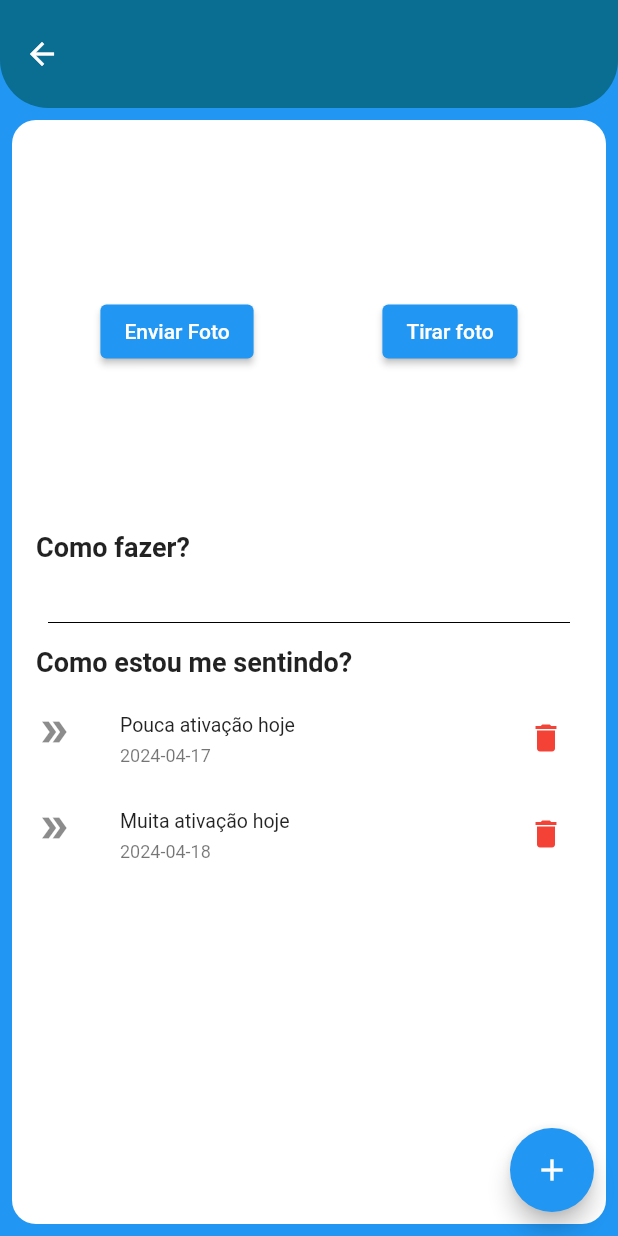
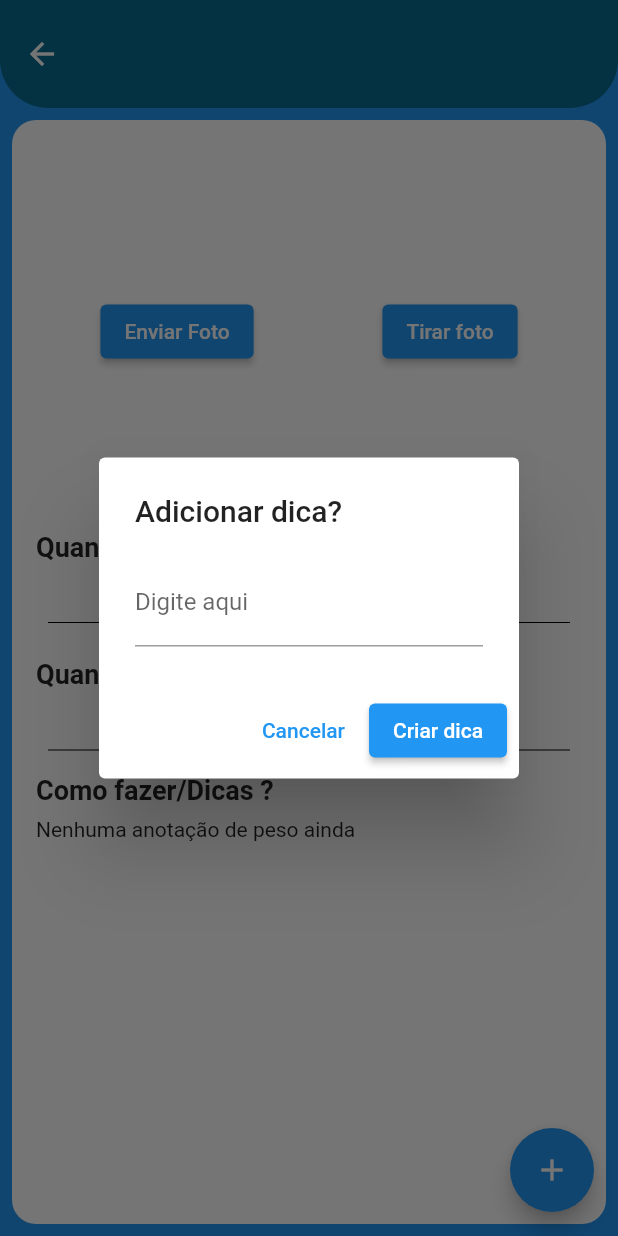
Before and after one commit to ivanbap/Muscle-App, a Flutter app: the ExercicioTela screen opened directly with empty values, after a tap on the "add" icon, on a phone screen of 412 x 824 dp. Run offline on Flutter 3.47's test engine with Material 2 defaults, Android fonts, the phone set to English and light mode, and no system bars; our stand-ins replace cloud_firestore, firebase_auth, firebase_core; accounts and stored records are empty; generated files the repository leaves out were written again.

```diff
--- /dev/null
+++ b/lib/componentes/adicionar_editar_sentimento_modal.dart
@@ -0,0 +1,63 @@
+import 'package:flutter/material.dart';
+import 'package:teste/componentes/adicionar_editar_exercicio_modal.dart';
+import 'package:teste/modelos/exercicio_modelo.dart';
+import 'package:teste/modelos/sentimento_modelo.dart';
+import 'package:teste/servicos/sentimento_servico.dart';
+import 'package:uuid/uuid.dart';
+
+Future<dynamic> mostrarAdicionarEditarSentimentoDialog(
+  BuildContext context, {
+  required String idExercicio,
+  SentimentoModelo? sentimentoModelo,
+}) {
+  return showDialog(
+    context: context,
+    builder: (context) {
+      TextEditingController sentimentoController = TextEditingController();
+
+      if (sentimentoModelo != null) {
+        sentimentoController.text = sentimentoModelo.sentindo;
+      }
+
+      return AlertDialog(
+        title: const Text("Adicionar dica?"),
+        content: TextFormField(
+          controller: sentimentoController,
+          decoration: const InputDecoration(
+            label: Text("Digite aqui"),
+          ),
+          maxLines: null,
+        ),
+        actions: [
+          TextButton(
+            onPressed: () {
+              Navigator.pop(context);
+            },
+            child: const Text("Cancelar"),
+          ),
+          ElevatedButton(
+            onPressed: () {
+              SentimentoModelo sentimento = SentimentoModelo(
+                id: const Uuid().v1(),
+                sentindo: sentimentoController.text,
+                data: DateTime.now().toString(),
+              );
+              if (sentimentoModelo != null) {
+                sentimento.id = sentimentoModelo.id;
+              }
+
+              SentimentoServico().adicionarSentimento(
+                idExercicio: idExercicio,
+                sentimentoModelo: sentimento,
+              );
+
+              Navigator.pop(context);
+            },
+            child:
+                Text((sentimentoModelo != null) ? "Editar dica" : "Criar dica"),
+          ),
+        ],
+      );
+    },
+  );
+}
--- a/lib/componentes/inicio_lista_widgets.dart
+++ b/lib/componentes/inicio_lista_widgets.dart
@@ -3,7 +3,7 @@ import 'package:teste/_comun/minhas_cores.dart';
 import 'package:teste/modelos/exercicio_modelo.dart';
 import 'package:teste/servicos/exercicio_servico.dart';
 
-import '../_comun/inicio_modal.dart';
+import 'adicionar_editar_exercicio_modal.dart';
 import '../telas/exercicio_tela.dart';
 
 class InicioItemLista extends StatelessWidget {
@@ -90,7 +90,7 @@ class InicioItemLista extends StatelessWidget {
                           IconButton(
                             icon: const Icon(Icons.edit),
                             onPressed: () {
-                              mostrarModalInicio(context,
+                              mostrarAdicionarEditarExercicioModal(context,
                                   exercicio: exercicioModelo);
                             },
                           ),
@@ -128,7 +128,7 @@ class InicioItemLista extends StatelessWidget {
                       SizedBox(
                         width: 150,
                         child: Text(
-                          exercicioModelo.comoFazer,
+                          "${exercicioModelo.peso} Kg",
                           overflow: TextOverflow.ellipsis,
                         ),
                       ),
--- a/lib/main.dart
+++ b/lib/main.dart
@@ -20,6 +20,7 @@ class MyApp extends StatelessWidget {
   Widget build(BuildContext context) {
     return const MaterialApp(
       home: RoteadorTela(),
+      debugShowCheckedModeBanner: false,
     );
   }
 }
--- a/lib/modelos/exercicio_modelo.dart
+++ b/lib/modelos/exercicio_modelo.dart
@@ -3,6 +3,8 @@ class ExercicioModelo {
   String nome;
   String treino;
   String comoFazer;
+  String peso;
+  String repeticoes;
 
   String? urlImagem;
 
@@ -11,6 +13,8 @@ class ExercicioModelo {
     required this.nome,
     required this.treino,
     required this.comoFazer,
+    required this.peso,
+    required this.repeticoes,
   });
 
   ExercicioModelo.fromMap(Map<String, dynamic> map)
@@ -18,7 +22,8 @@ class ExercicioModelo {
         nome = map["nome"],
         treino = map["treino"],
         comoFazer = map["comoFazer"],
-        urlImagem = map["ulrurlImagem"];
+        peso = map["peso"],
+        repeticoes = map["repeticoes"];
 
   Map<String, dynamic> toMap() {
     return {
@@ -26,7 +31,8 @@ class ExercicioModelo {
       "nome": nome,
       "treino": treino,
       "comoFazer": comoFazer,
-      "urlImagem": urlImagem,
+      "peso": peso,
+      "repeticoes": repeticoes,
     };
   }
 }
--- /dev/null
+++ b/lib/servicos/sentimento_servico.dart
@@ -0,0 +1,45 @@
+import 'package:cloud_firestore/cloud_firestore.dart';
+import 'package:firebase_auth/firebase_auth.dart';
+
+import '../modelos/sentimento_modelo.dart';
+
+class SentimentoServico {
+  String userId;
+  SentimentoServico() : userId = FirebaseAuth.instance.currentUser!.uid;
+
+  final FirebaseFirestore _firestore = FirebaseFirestore.instance;
+
+  static const String key = "Dicas";
+
+  Future<void> adicionarSentimento({
+    required String idExercicio,
+    required SentimentoModelo sentimentoModelo,
+  }) async {
+    return await _firestore
+        .collection(userId)
+        .doc(idExercicio)
+        .collection(key)
+        .doc(sentimentoModelo.id)
+        .set(sentimentoModelo.toMap());
+  }
+
+  Stream<QuerySnapshot<Map<String, dynamic>>> conectarStream(
+      {required String idExercicio}) {
+    return _firestore
+        .collection(userId)
+        .doc(idExercicio)
+        .collection(key)
+        .orderBy("data", descending: true)
+        .snapshots();
+  }
+
+  Future<void> removerSentimento(
+      {required String exercicioId, required String sentimentoId}) async {
+    return _firestore
+        .collection(userId)
+        .doc(exercicioId)
+        .collection(key)
+        .doc(sentimentoId)
+        .delete();
+  }
+}
--- a/lib/telas/exercicio_tela.dart
+++ b/lib/telas/exercicio_tela.dart
@@ -1,18 +1,15 @@
 import 'package:flutter/material.dart';
 import 'package:teste/_comun/minhas_cores.dart';
+import 'package:teste/componentes/adicionar_editar_sentimento_modal.dart';
 import 'package:teste/modelos/exercicio_modelo.dart';
 import 'package:teste/modelos/sentimento_modelo.dart';
+import 'package:teste/servicos/sentimento_servico.dart';
 
 class ExercicioTela extends StatelessWidget {
   final ExercicioModelo exercicioModelo;
   ExercicioTela({super.key, required this.exercicioModelo});
 
-  final List<SentimentoModelo> listaSentimentos = [
-    SentimentoModelo(
-        id: "SE001", sentindo: "Pouca ativação hoje", data: "2024-04-17"),
-    SentimentoModelo(
-        id: "SE001", sentindo: "Muita ativação hoje", data: "2024-04-18")
-  ];
+  SentimentoServico _sentimentoServico = SentimentoServico();
 
   @override
   Widget build(BuildContext context) {
@@ -41,12 +38,13 @@ class ExercicioTela extends StatelessWidget {
         ),
         floatingActionButton: FloatingActionButton(
           onPressed: () {
-            print("Foi clicado");
+            mostrarAdicionarEditarSentimentoDialog(context,
+                idExercicio: exercicioModelo.id);
           },
           child: const Icon(Icons.add),
         ),
         body: Container(
-          margin: EdgeInsets.all(8),
+          margin: const EdgeInsets.all(8),
           padding: const EdgeInsets.all(16.0),
           decoration: BoxDecoration(
               color: Colors.white, borderRadius: BorderRadius.circular(16)),
@@ -68,42 +66,96 @@ class ExercicioTela extends StatelessWidget {
               ),
               const SizedBox(height: 8),
               const Text(
-                "Como fazer?",
+                "Quantas repetições ?",
                 style: TextStyle(fontWeight: FontWeight.bold, fontSize: 18),
               ),
               const SizedBox(height: 8),
-              Text(exercicioModelo.comoFazer),
+              Text(exercicioModelo.repeticoes),
               const Padding(
-                padding: const EdgeInsets.all(8.0),
-                child: const Divider(color: Colors.black),
+                padding: EdgeInsets.all(8.0),
+                child: Divider(color: Colors.black),
               ),
+              const SizedBox(height: 8),
               const Text(
-                "Como estou me sentindo?",
+                "Quantos Kg ?",
                 style: TextStyle(fontWeight: FontWeight.bold, fontSize: 18),
               ),
               const SizedBox(height: 8),
-              Column(
+              Text(exercicioModelo.peso),
+              const Padding(
+                padding: EdgeInsets.all(8.0),
+                child: Divider(color: Colors.black),
+              ),
+              const Text(
+                "Como fazer/Dicas ?",
+                style: TextStyle(fontWeight: FontWeight.bold, fontSize: 18),
+              ),
+              const SizedBox(height: 8),
+              StreamBuilder(
+                stream: _sentimentoServico.conectarStream(
+                    idExercicio: exercicioModelo.id),
+                builder: (context, snapshot) {
+                  if (snapshot.connectionState == ConnectionState.waiting) {
+                    return const Center(
+                      child: CircularProgressIndicator(),
+                    );
+                  } else {
+                    if (snapshot.hasData &&
+                        snapshot.data != null &&
+                        snapshot.data!.docs.isNotEmpty) {
+                      final List<SentimentoModelo> listaSentimentos = [];
+
+                      for (var doc in snapshot.data!.docs) {
+                        listaSentimentos
+                            .add(SentimentoModelo.fromMap(doc.data()));
+                      }
+                      return Column(
                         crossAxisAlignment: CrossAxisAlignment.start,
-                children: List.generate(listaSentimentos.length, (index) {
-                  SentimentoModelo sentimentoAgora = listaSentimentos[index];
+                        children:
+                            List.generate(listaSentimentos.length, (index) {
+                          SentimentoModelo sentimentoAgora =
+                              listaSentimentos[index];
                           return ListTile(
                             dense: true,
                             contentPadding: EdgeInsets.zero,
                             title: Text(sentimentoAgora.sentindo),
                             subtitle: Text(sentimentoAgora.data),
                             leading: const Icon(Icons.double_arrow),
-                    trailing: IconButton(
+                            trailing: Row(
+                              mainAxisSize: MainAxisSize.min,
+                              children: [
+                                IconButton(
+                                  onPressed: () {
+                                    mostrarAdicionarEditarSentimentoDialog(
+                                      context,
+                                      idExercicio: exercicioModelo.id,
+                                      sentimentoModelo: sentimentoAgora,
+                                    );
+                                  },
+                                  icon: const Icon(Icons.edit),
+                                ),
+                                IconButton(
                                   icon: const Icon(
                                     Icons.delete,
                                     color: Colors.red,
                                   ),
                                   onPressed: () {
-                        print("DELETAR ${sentimentoAgora.sentindo}");
+                                    _sentimentoServico.removerSentimento(
+                                        exercicioId: exercicioModelo.id,
+                                        sentimentoId: sentimentoAgora.id);
                                   },
+                                ),
+                              ],
                             ),
                           );
                         }),
-              ),
+                      );
+                    } else {
+                      return const Text("Nenhuma anotação de peso ainda");
+                    }
+                  }
+                },
+              )
             ],
           ),
         ));
```
Also changed, not shown: lib/componentes/adicionar_editar_exercicio_modal.dart (renamed from lib/_comun/inicio_modal.dart, +30 -15 lines), lib/servicos/exercicio_servico.dart (+0 -10 lines), lib/telas/inicio_tela.dart (+2 -8 lines). Lines whose indentation alone changed are shown as unchanged.
